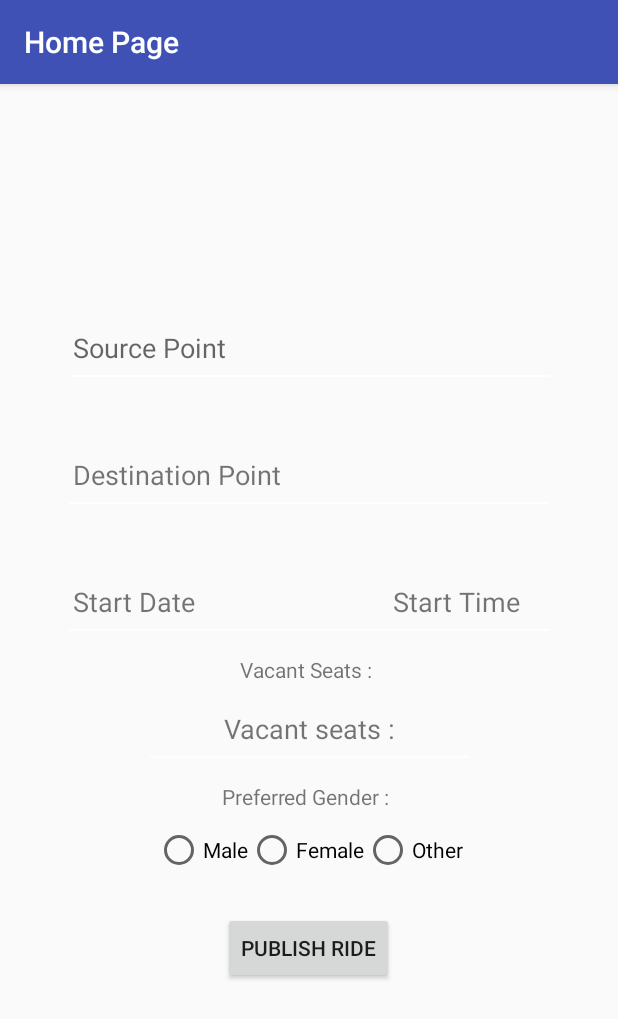
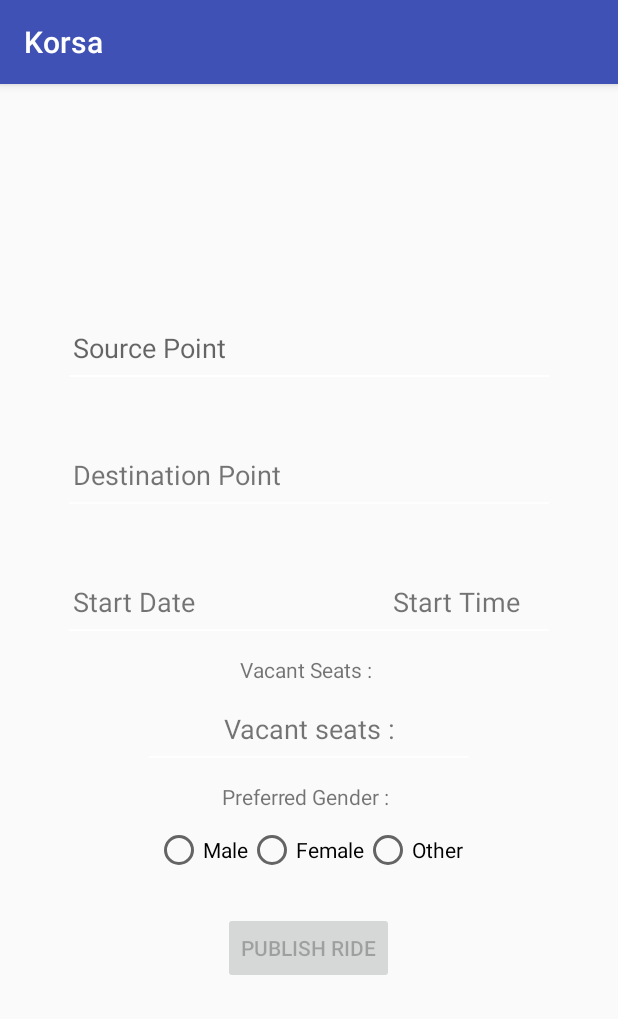
Before and after one commit to gittonil/Carpool, an Android app: the fragment OfferRIde placed in its activity, after a tap on "PUBLISH RIDE", on a phone screen of 412 x 824 dp. Shown: the top 1019 px of the screen. Run offline under Robolectric (Android 15) with nearby library versions, the phone set to English and light mode, and no system bars; our stand-ins replace Firebase (no records; nobody signed in at launch, a user with empty details on screens opened directly); libraries missing offline, so code that uses them is left out: com.firebase.client; 4 statements that could not run were skipped.

Commit message:
Firebase client dependcies added and push data with child

```diff
--- a/Korsa/app/build.gradle
+++ b/Korsa/app/build.gradle
@@ -23,6 +23,12 @@ android {
             proguardFiles getDefaultProguardFile('proguard-android.txt'), 'proguard-rules.pro'
         }
     }
+    packagingOptions{
+        exclude 'META-INF/LICENSE'
+        exclude 'META-INF/LICENSE-FIREBASE.txt'
+        exclude 'META-INF/NOTICE'
+
+    }
 }
 
 dependencies {
@@ -44,6 +50,7 @@ dependencies {
     compile 'com.google.android.gms:play-services-location:10.0.1'
     compile 'com.google.firebase:firebase-auth:10.0.0'
     compile 'com.google.firebase:firebase-database:10.0.0'
+    compile 'com.firebase:firebase-client-android:2.4.0'
     compile 'com.firebaseui:firebase-ui-database:1.0.1'
     compile 'com.google.firebase:firebase-storage:10.0.0'
     compile 'com.google.firebase:firebase-crash:10.0.0'
--- a/Korsa/app/src/main/java/nil/error/korsa/Acitivity/MainActivity.java
+++ b/Korsa/app/src/main/java/nil/error/korsa/Acitivity/MainActivity.java
@@ -25,6 +25,8 @@ import nil.error.korsa.R;
 
 public class MainActivity extends AppCompatActivity
         implements NavigationView.OnNavigationItemSelectedListener {
+
+    public static final String FIREBASE_URL = "https://korsa-e03ae.firebaseio.com/";
 
     @Override
     protected void onCreate(Bundle savedInstanceState) {
--- a/Korsa/app/src/main/java/nil/error/korsa/Acitivity/OfferRIde.java
+++ b/Korsa/app/src/main/java/nil/error/korsa/Acitivity/OfferRIde.java
@@ -22,6 +22,11 @@ import android.widget.TextView;
 import android.widget.TimePicker;
 import android.widget.Toast;
 
+import com.firebase.client.Config;
+import com.firebase.client.DataSnapshot;
+import com.firebase.client.Firebase;
+import com.firebase.client.FirebaseError;
+import com.firebase.client.ValueEventListener;
 import com.google.android.gms.common.SignInButton;
 import com.google.android.gms.location.places.AutocompleteFilter;
 import com.google.android.gms.location.places.Place;
@@ -47,6 +52,7 @@ public class OfferRIde extends Fragment {
     Button btnoffer_ride;
     FirebaseDatabase database;
     DatabaseReference databaseRef;
+    public static final String FIREBASE_URL = "https://korsa-e03ae.firebaseio.com/";
 
     @Override
     public void onCreate(Bundle savedInstanceState) {
@@ -61,6 +67,10 @@ public class OfferRIde extends Fragment {
         atvdestination = (AutoCompleteTextView) view.findViewById(R.id.destination);
         atvstartDate = (AutoCompleteTextView) view.findViewById(R.id.startDate);
         atvstartTime = (AutoCompleteTextView) view.findViewById(R.id.startTime);
+
+        //Firebase Client for android set up
+        Firebase.setAndroidContext(getContext());
+
 
         //firebase database initialize
         database = FirebaseDatabase.getInstance();
@@ -156,32 +166,81 @@ public class OfferRIde extends Fragment {
             }
         });
 
+
         btnoffer_ride.setOnClickListener(new View.OnClickListener() {
             @Override
             public void onClick(View v) {
-                databaseRef = database.getReference("Source_Point");
-                databaseRef.setValue(atvsource.getText().toString());
-                atvsource.setText("");
-                databaseRef = database.getReference("Dest_Point");
-                databaseRef.setValue(atvdestination.getText().toString());
-                atvdestination.setText("");
-                databaseRef = database.getReference("Start_Date");
-                databaseRef.setValue(atvstartDate.getText().toString());
-                atvstartDate.setText("");
-                databaseRef = database.getReference("Start_Time");
-                databaseRef.setValue(atvstartTime.getText().toString());
-                atvstartTime.setText("");
+//                databaseRef = database.getReference("Source_Point");
+//                databaseRef.setValue(atvsource.getText().toString());
+//                atvsource.setText("");
+//                databaseRef = database.getReference("Dest_Point");
+//                databaseRef.setValue(atvdestination.getText().toString());
+//                atvdestination.setText("");
+//                databaseRef = database.getReference("Start_Date");
+//                databaseRef.setValue(atvstartDate.getText().toString());
+//                atvstartDate.setText("");
+//                databaseRef = database.getReference("Start_Time");
+//                databaseRef.setValue(atvstartTime.getText().toString());
+//                atvstartTime.setText("");
+//
+//                Fragment main = new MainFragment();
+//                FragmentManager fragmentManager = getFragmentManager();
+//                FragmentTransaction fragmentTransaction = fragmentManager.beginTransaction();
+//                fragmentTransaction.replace(R.id.frghomeholder, main);
+//                fragmentTransaction.addToBackStack(null);
+//                fragmentTransaction.commit();
+//                getActivity().setTitle("Home Page");
+//
+//                Toast.makeText(getContext(),"Your ride is created.",Toast.LENGTH_LONG).show();
 
-                Fragment main = new MainFragment();
-                FragmentManager fragmentManager = getFragmentManager();
-                FragmentTransaction fragmentTransaction = fragmentManager.beginTransaction();
-                fragmentTransaction.replace(R.id.frghomeholder, main);
-                fragmentTransaction.addToBackStack(null);
-                fragmentTransaction.commit();
-                getActivity().setTitle("Home Page");
+                Firebase ref = new Firebase(MainActivity.FIREBASE_URL);
 
-                Toast.makeText(getContext(),"Your ride is created.",Toast.LENGTH_LONG).show();
+                final Offerride offerride = new Offerride();
 
+                String sourcePoint = atvsource.getText().toString().trim();
+                String destinationPoint = atvdestination.getText().toString().trim();
+                String startDate = atvstartDate.getText().toString().trim();
+                String startTime = atvstartTime.getText().toString().trim();
+
+                offerride.setSource(sourcePoint);
+                offerride.setDestination(destinationPoint);
+                offerride.setStartDate(startDate);
+                offerride.setStartTime(startTime);
+
+                ref.child("OfferRide").setValue(offerride);
+
+                btnoffer_ride.setEnabled(false);
+
+
+                ref.addValueEventListener(new ValueEventListener() {
+                    @Override
+                    public void onDataChange(DataSnapshot dataSnapshot) {
+                        for (DataSnapshot snapshot : dataSnapshot.getChildren()){
+                            Offerride offerride1 = snapshot.getValue(Offerride.class);
+
+                            String data = "Data" + offerride1.getSource()+offerride1.getDestination()+offerride1.getStartDate()+offerride1.getStartTime();
+
+                            atvsource.setVisibility(View.GONE);
+                            atvdestination.setVisibility(View.GONE);
+                            atvstartTime.setVisibility(View.GONE);
+                            atvstartDate.setVisibility(View.GONE);
+
+                            tvdest.setVisibility(View.GONE);
+                            tvtime.setVisibility(View.GONE);
+                            tvdate.setVisibility(View.GONE);
+                            tvseats.setVisibility(View.GONE);
+
+                            tvsource.setText(data);
+                        }
+                    }
+
+                    @Override
+                    public void onCancelled(FirebaseError firebaseError) {
+
+                        System.out.println("Faileed");
+
+                    }
+                });
             }
         });
 
--- /dev/null
+++ b/Korsa/app/src/main/java/nil/error/korsa/Acitivity/Offerride.java
@@ -0,0 +1,58 @@
+package nil.error.korsa.Acitivity;
+
+/**
+ * Created by nilerror on 13/4/17.
+ */
+
+public class Offerride {
+
+
+    String source;
+    String destination;
+    String startDate;
+    String startTime;
+
+    public Offerride(){
+
+    }
+
+//    public Offerride(String source, String destination, String startDate, String startTime){
+//        this.source = source;
+//        this.destination = destination;
+//        this.startDate = startDate;
+//        this.startTime = startTime;
+//    }
+
+    public String getSource() {
+        return source;
+    }
+
+    public void setSource(String source) {
+        this.source = source;
+    }
+
+    public String getDestination() {
+        return destination;
+    }
+
+    public void setDestination(String destination) {
+        this.destination = destination;
+    }
+
+    public String getStartDate() {
+        return startDate;
+    }
+
+    public void setStartDate(String startDate) {
+        this.startDate = startDate;
+    }
+
+    public String getStartTime() {
+        return startTime;
+    }
+
+    public void setStartTime(String startTime) {
+        this.startTime = startTime;
+    }
+
+}
```
